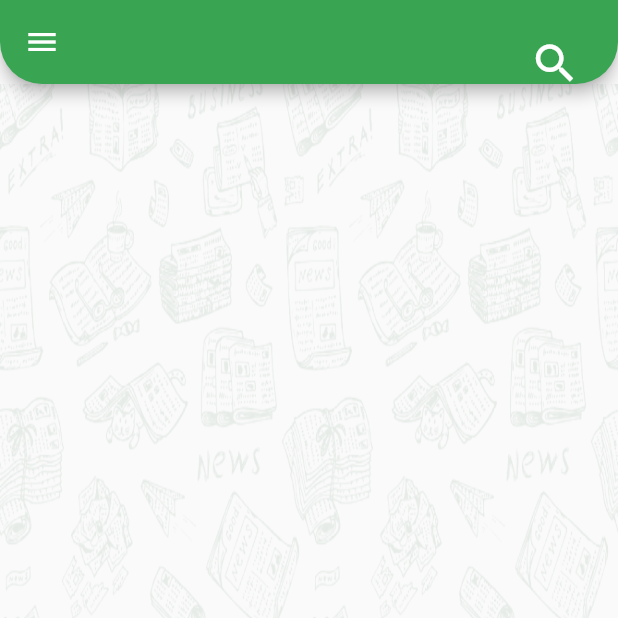
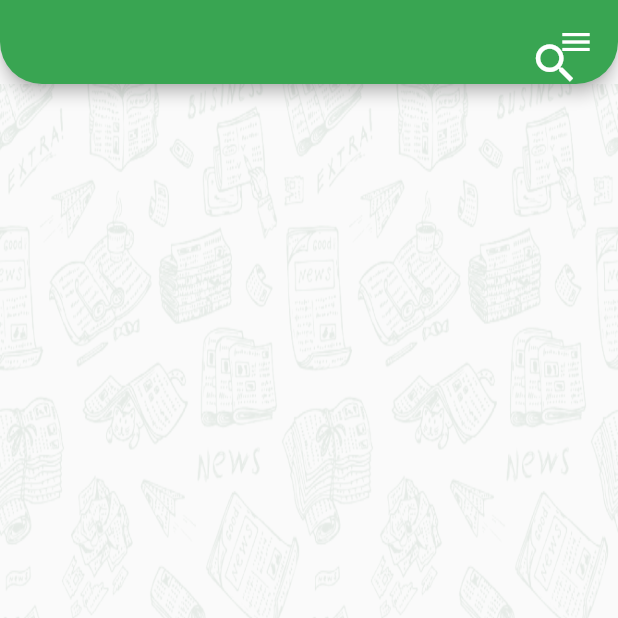
Before and after one commit to Mohamed-Yosry/news_flutter, a Flutter app: the screen it shows after launch, on a phone screen of 412 x 824 dp, the top half of it. Run offline on Flutter 3.47's test engine with Material 2 defaults, Android fonts, the light colour scheme and no system bars; generated files the repository leaves out were written again.

Commit message:
added localization

```diff
--- /dev/null
+++ b/l10n.yaml
@@ -0,0 +1,3 @@
+arb-dir: lib/l10n
+template-arb-file: app_en.arb
+output-localization-file: app_localizations.dart
--- a/lib/main.dart
+++ b/lib/main.dart
@@ -1,7 +1,9 @@
 import 'package:flutter/material.dart';
+import 'package:flutter_localizations/flutter_localizations.dart';
 import 'package:news_flutter/ui/CategoriesPage.dart';
 import 'package:news_flutter/ui/HomeScreen.dart';
 import 'package:news_flutter/ui/SideMenuSettings.dart';
+import 'package:flutter_gen/gen_l10n/app_localizations.dart';
 
 void main() {
   runApp(MyApp());
@@ -20,6 +22,14 @@ class MyApp extends StatelessWidget {
         SideMenuSettings.Route_name : (context) => SideMenuSettings(),
         CategoriesPage.Route_Name : (context) => CategoriesPage(),
       },
+      localizationsDelegates: [
+        AppLocalizations.delegate, // Add this line
+        GlobalMaterialLocalizations.delegate,
+        GlobalWidgetsLocalizations.delegate,
+        GlobalCupertinoLocalizations.delegate,
+      ],
+      locale: Locale.fromSubtags(languageCode: "ar"),
+      supportedLocales: AppLocalizations.supportedLocales,
       initialRoute: HomeScreen.Route_Name,
 
     );
--- a/lib/ui/CategoriesPage.dart
+++ b/lib/ui/CategoriesPage.dart
@@ -1,5 +1,6 @@
 import 'package:flutter/material.dart';
 import 'package:news_flutter/ui/SideMenu.dart';
+import 'package:flutter_gen/gen_l10n/app_localizations.dart';
 
 class CategoriesPage extends StatelessWidget {
   static const String Route_Name ='Categories';
@@ -16,7 +17,7 @@ class CategoriesPage extends StatelessWidget {
   Widget build(BuildContext context) {
     return  Scaffold(
         appBar: AppBar(
-        title: new Text('News App', style: TextStyle(color: Colors.white, fontSize: 22),),
+        title: new Text(AppLocalizations.of(context)!.title, style: TextStyle(color: Colors.white, fontSize: 22),),
         centerTitle: true,
         shape: RoundedRectangleBorder(
           borderRadius: BorderRadius.only(
@@ -37,7 +38,7 @@ class CategoriesPage extends StatelessWidget {
           Container(
             margin: EdgeInsets.fromLTRB(29, 42, 0, 0),
             child: new Text(
-            'Pick your category \nof interest',
+              AppLocalizations.of(context)!.categories,
             style: TextStyle(color: Color(0xFF4F5A69), fontSize: 22, fontWeight: FontWeight.bold),
             ),
             ),
--- a/lib/ui/HomeScreen.dart
+++ b/lib/ui/HomeScreen.dart
@@ -1,5 +1,7 @@
 import 'package:flutter/material.dart';
 import 'package:news_flutter/ui/SideMenu.dart';
+import 'package:flutter_gen/gen_l10n/app_localizations.dart';
+
 
 class HomeScreen extends StatefulWidget {
   static const String Route_Name = "Home Screen";
@@ -88,7 +90,7 @@ class _HomeScreenState extends State<HomeScreen> {
                             onPressed: (){},
                         ),
                         contentPadding: EdgeInsets.only(top: 6),
-                        hintText: 'Search Article',
+                        hintText: AppLocalizations.of(context)!.search,
                         hintStyle: TextStyle(fontSize: 13, color: Color.fromRGBO(57, 165, 82, .35), fontWeight: FontWeight.bold),
                       )
                     ),
--- a/lib/ui/SideMenu.dart
+++ b/lib/ui/SideMenu.dart
@@ -1,5 +1,6 @@
 import 'package:flutter/cupertino.dart';
 import 'package:flutter/material.dart';
+import 'package:flutter_gen/gen_l10n/app_localizations.dart';
 
 class AppSideMenu extends StatelessWidget {
   List<SideMenuItemData> sideMenuList =[
@@ -16,7 +17,7 @@ class AppSideMenu extends StatelessWidget {
             color: Theme.of(context).primaryColor,
             padding: EdgeInsets.symmetric(vertical: 55),
             child: new Center(
-              child: new Text('News App!',
+              child: new Text(AppLocalizations.of(context)!.title,
                 style: new TextStyle(color: Colors.white, fontWeight: FontWeight.bold, fontSize: 21),
               ),
             )
--- a/pubspec.yaml
+++ b/pubspec.yaml
@@ -23,6 +23,9 @@ environment:
 dependencies:
   flutter:
     sdk: flutter
+  flutter_localizations:
+    sdk: flutter
+  intl: ^0.17.0 # Add this line
 
 
   # The following adds the Cupertino Icons font to your application.
@@ -48,7 +51,7 @@ dev_dependencies:
 
 # The following section is specific to Flutter.
 flutter:
-
+  generate: true # Add this line
   # The following line ensures that the Material Icons font is
   # included with your application, so that you can use the icons in
   # the material Icons class.
```
Also changed, not shown: lib/l10n/app_ar.arb (added, +13 -0 lines), lib/l10n/app_en.arb (added, +13 -0 lines), lib/ui/SideMenuSettings.dart (+4 -3 lines), pubspec.lock.
